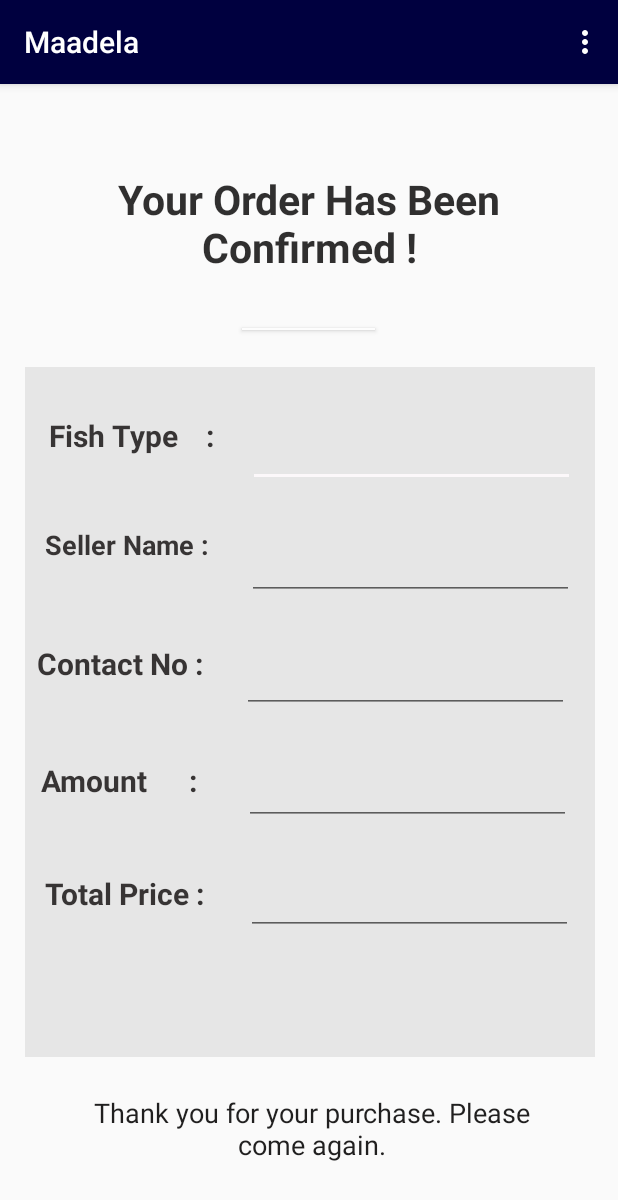
After one commit to HDLLakshan/Maadela, an Android app: the Fishy screen opened directly, with no data from a screen before it, on a phone screen of 412 x 824 dp. The commit adds this screen. Shown: the top 1200 px of the screen. Run offline under Robolectric (Android 15) with nearby library versions, the phone set to English and light mode, and no system bars.

Commit message:
Ordering function is added

```diff
--- a/app/src/main/AndroidManifest.xml
+++ b/app/src/main/AndroidManifest.xml
@@ -15,7 +15,9 @@
         android:roundIcon="@mipmap/ic_launcher_round"
         android:supportsRtl="true"
         android:theme="@style/AppTheme">
-        <activity android:name=".MapSearched"></activity>
+        <activity android:name=".AdvanceOrder"></activity>
+        <activity android:name=".OrderConfirmMain" />
+        <activity android:name=".MapSearched" />
 
         <meta-data
             android:name="com.google.android.geo.API_KEY"
--- /dev/null
+++ b/app/src/main/java/com/example/maadela/Fishy.java
@@ -0,0 +1,26 @@
+package com.example.maadela;
+
+import android.content.Context;
+import android.net.Uri;
+import android.os.Bundle;
+
+import androidx.fragment.app.Fragment;
+
+import android.view.LayoutInflater;
+import android.view.View;
+import android.view.ViewGroup;
+
+
+/**
+ * A simple {@link Fragment} subclass.
+ */
+public class Fishy extends Fragment {
+
+    @Override
+    public View onCreateView(LayoutInflater inflater, ViewGroup container,
+                             Bundle savedInstanceState) {
+        // Inflate the layout for this fragment
+        return inflater.inflate(R.layout.fragment_fishy, container, false);
+    }
+
+}
--- /dev/null
+++ b/app/src/main/java/com/example/maadela/OrderConfirmMain.java
@@ -0,0 +1,62 @@
+package com.example.maadela;
+
+import androidx.appcompat.app.AppCompatActivity;
+import androidx.fragment.app.FragmentManager;
+import androidx.fragment.app.FragmentTransaction;
+
+import android.os.Bundle;
+import android.view.Menu;
+import android.view.MenuItem;
+import android.view.View;
+import android.widget.Button;
+
+public class OrderConfirmMain extends AppCompatActivity {
+
+
+    boolean status = false;
+    Button bn;
+
+    @Override
+    protected void onCreate(Bundle savedInstanceState) {
+        super.onCreate(savedInstanceState);
+        setContentView(R.layout.activity_order_confirm_main);
+
+
+        bn = (Button)findViewById(R.id.button);
+        bn.setOnClickListener(new View.OnClickListener() {
+            @Override
+            public void onClick(View view) {
+
+                FragmentManager fragmentManager =  getSupportFragmentManager();
+                FragmentTransaction fragmentTransaction = fragmentManager.beginTransaction();
+                if(!status){
+                    Fishy  confirm  = new Fishy();
+                    fragmentTransaction.add(R.id.fishyF,confirm);
+                    fragmentTransaction.commit();
+                }
+            }
+        });
+    }
+
+    @Override
+    public boolean onCreateOptionsMenu(Menu menu) {
+        // Inflate the menu; this adds items to the action bar if it is present.
+        getMenuInflater().inflate(R.menu.orderc, menu);
+        return true;
+    }
+
+    @Override
+    public boolean onOptionsItemSelected(MenuItem item) {
+        // Handle action bar item clicks here. The action bar will
+        // automatically handle clicks on the Home/Up button, so long
+        // as you specify a parent activity in AndroidManifest.xml.
+        int id = item.getItemId();
+
+        //noinspection SimplifiableIfStatement
+        if (id == R.id.action_settings) {
+            return true;
+        }
+
+        return super.onOptionsItemSelected(item);
+    }
+}
--- /dev/null
+++ b/app/src/main/res/layout/activity_order_confirm_main.xml
@@ -0,0 +1,82 @@
+<?xml version="1.0" encoding="utf-8"?>
+<androidx.constraintlayout.widget.ConstraintLayout xmlns:android="http://schemas.android.com/apk/res/android"
+    xmlns:app="http://schemas.android.com/apk/res-auto"
+    xmlns:tools="http://schemas.android.com/tools"
+    android:layout_width="match_parent"
+    android:layout_height="match_parent"
+    tools:context=".OrderConfirmMain">
+
+    <TextView
+        android:id="@+id/textView5"
+        android:layout_width="321dp"
+        android:layout_height="83dp"
+        android:layout_marginStart="69dp"
+        android:layout_marginTop="58dp"
+        android:layout_marginEnd="69dp"
+        android:layout_marginBottom="558dp"
+        android:text="Your Order Has Been Confirmed !"
+        android:textAlignment="center"
+        android:textColor="#DC0F0E0E"
+        android:textSize="27sp"
+        android:textStyle="bold"
+        app:layout_constraintBottom_toBottomOf="parent"
+        app:layout_constraintEnd_toEndOf="parent"
+        app:layout_constraintStart_toStartOf="parent"
+        app:layout_constraintTop_toTopOf="parent"
+        app:layout_constraintVertical_bias="0.0" />
+
+    <Button
+        android:id="@+id/button"
+        android:layout_width="0dp"
+        android:layout_height="1dp"
+        android:layout_marginStart="161dp"
+        android:layout_marginTop="2dp"
+        android:layout_marginEnd="162dp"
+        android:layout_marginBottom="2dp"
+        android:background="#EBFFFFFF"
+        android:scrollbarThumbHorizontal="@android:color/background_light"
+        android:text="View Order"
+        android:textColor="#C6FFFFFF"
+        android:textColorHighlight="#FFFCFC"
+        android:textColorHint="#FFFFFF"
+        android:textSize="18sp"
+        app:layout_constraintBottom_toTopOf="@+id/Fafa"
+        app:layout_constraintEnd_toEndOf="parent"
+        app:layout_constraintStart_toStartOf="parent"
+        app:layout_constraintTop_toBottomOf="@+id/textView5" />
+
+    <fragment
+        android:id="@+id/Fafa"
+        android:name="com.example.maadela.Fishy"
+        android:layout_width="380dp"
+        android:layout_height="460dp"
+        android:layout_marginStart="8dp"
+        android:layout_marginTop="3dp"
+        android:layout_marginEnd="8dp"
+        android:layout_marginBottom="100dp"
+        app:layout_constraintBottom_toBottomOf="parent"
+        app:layout_constraintEnd_toEndOf="parent"
+        app:layout_constraintHorizontal_bias="0.533"
+        app:layout_constraintStart_toStartOf="parent"
+        app:layout_constraintTop_toBottomOf="@+id/button"
+        app:layout_constraintVertical_bias="0.154" />
+
+    <TextView
+        android:id="@+id/textView2"
+        android:layout_width="317dp"
+        android:layout_height="64dp"
+        android:layout_marginStart="45dp"
+        android:layout_marginTop="17dp"
+        android:layout_marginEnd="41dp"
+        android:layout_marginBottom="23dp"
+        android:text="Thank you for your purchase. Please come again."
+        android:textAlignment="center"
+        android:textColor="#ED0F0E0E"
+        android:textSize="18sp"
+        app:layout_constraintBottom_toBottomOf="parent"
+        app:layout_constraintEnd_toEndOf="parent"
+        app:layout_constraintStart_toStartOf="parent"
+        app:layout_constraintTop_toBottomOf="@+id/Fafa" />
+
+
+</androidx.constraintlayout.widget.ConstraintLayout>
--- a/app/src/main/res/layout/content_search_navi.xml
+++ b/app/src/main/res/layout/content_search_navi.xml
@@ -54,9 +54,10 @@
         android:layout_marginEnd="125dp"
         android:layout_marginBottom="227dp"
         android:background="@drawable/button_border"
+        android:onClick="sendOrderMessage"
         android:text="Order"
+        android:textColor="#FFFFFF"
         android:textSize="30sp"
-        android:textColor="#FFFFFF"
         app:layout_constraintBottom_toBottomOf="parent"
         app:layout_constraintEnd_toEndOf="parent"
         app:layout_constraintStart_toStartOf="parent"
--- /dev/null
+++ b/app/src/main/res/layout/fragment_fishy.xml
@@ -0,0 +1,185 @@
+<?xml version="1.0" encoding="utf-8"?>
+<androidx.constraintlayout.widget.ConstraintLayout xmlns:android="http://schemas.android.com/apk/res/android"
+    xmlns:app="http://schemas.android.com/apk/res-auto"
+    xmlns:tools="http://schemas.android.com/tools"
+    android:id="@+id/fishyF"
+    android:layout_width="380dp"
+    android:layout_height="460dp"
+    android:background="#E6E6E6"
+    tools:context=".Fishy">
+
+    <TextView
+        android:id="@+id/textView"
+        android:layout_width="129dp"
+        android:layout_height="48dp"
+        android:layout_marginStart="16dp"
+        android:layout_marginTop="32dp"
+        android:layout_marginEnd="235dp"
+        android:layout_marginBottom="380dp"
+        android:text="Fish Type    :"
+        android:textColor="#D00F0B0B"
+        android:textSize="20dp"
+        android:textStyle="bold"
+        app:layout_constraintBottom_toBottomOf="parent"
+        app:layout_constraintEnd_toEndOf="parent"
+        app:layout_constraintStart_toStartOf="parent"
+        app:layout_constraintTop_toTopOf="parent" />
+
+    <TextView
+        android:id="@+id/textView3"
+        android:layout_width="131dp"
+        android:layout_height="48dp"
+        android:layout_marginStart="16dp"
+        android:layout_marginTop="27dp"
+        android:layout_marginEnd="238dp"
+        android:layout_marginBottom="308dp"
+        android:text="Seller Name :"
+        android:textColor="#D00F0B0B"
+        android:textSize="18sp"
+        android:textStyle="bold"
+        app:layout_constraintBottom_toBottomOf="parent"
+        app:layout_constraintEnd_toEndOf="parent"
+        app:layout_constraintStart_toStartOf="parent"
+        app:layout_constraintTop_toBottomOf="@+id/textView" />
+
+    <EditText
+        android:id="@+id/FishType"
+        android:layout_width="218dp"
+        android:layout_height="48dp"
+        android:layout_marginStart="5dp"
+        android:layout_marginTop="32dp"
+        android:layout_marginEnd="16dp"
+        android:layout_marginBottom="380dp"
+        android:ems="10"
+        android:inputType="textPersonName"
+        android:textColor="#D00F0B0B"
+        android:textSize="20sp"
+        android:textStyle="bold"
+        app:layout_constraintBottom_toBottomOf="parent"
+        app:layout_constraintEnd_toEndOf="parent"
+        app:layout_constraintStart_toEndOf="@+id/textView"
+        app:layout_constraintTop_toTopOf="parent" />
+
+    <EditText
+        android:id="@+id/SellerName"
+        android:layout_width="218dp"
+        android:layout_height="48dp"
+        android:layout_marginStart="5dp"
+        android:layout_marginTop="27dp"
+        android:layout_marginEnd="16dp"
+        android:layout_marginBottom="305dp"
+        android:ems="10"
+        android:inputType="textPersonName"
+        android:textColor="#D00F0B0B"
+        android:textSize="20sp"
+        android:textStyle="bold"
+        app:layout_constraintBottom_toBottomOf="parent"
+        app:layout_constraintEnd_toEndOf="parent"
+        app:layout_constraintStart_toEndOf="@+id/textView3"
+        app:layout_constraintTop_toBottomOf="@+id/FishType" />
+
+    <TextView
+        android:id="@+id/textView4"
+        android:layout_width="129dp"
+        android:layout_height="48dp"
+        android:layout_marginStart="16dp"
+        android:layout_marginTop="27dp"
+        android:layout_marginEnd="251dp"
+        android:layout_marginBottom="225dp"
+        android:text="Contact No :"
+        android:textColor="#D00F0B0B"
+        android:textSize="20sp"
+        android:textStyle="bold"
+        app:layout_constraintBottom_toBottomOf="parent"
+        app:layout_constraintEnd_toEndOf="parent"
+        app:layout_constraintStart_toStartOf="parent"
+        app:layout_constraintTop_toBottomOf="@+id/textView3" />
+
+    <EditText
+        android:id="@+id/ContactNo"
+        android:layout_width="218dp"
+        android:layout_height="48dp"
+        android:layout_marginStart="5dp"
+        android:layout_marginTop="27dp"
+        android:layout_marginEnd="16dp"
+        android:layout_marginBottom="230dp"
+        android:ems="10"
+        android:inputType="textPersonName"
+        android:textColor="#D00F0B0B"
+        android:textSize="20sp"
+        android:textStyle="bold"
+        app:layout_constraintBottom_toBottomOf="parent"
+        app:layout_constraintEnd_toEndOf="parent"
+        app:layout_constraintStart_toEndOf="@+id/textView4"
+        app:layout_constraintTop_toBottomOf="@+id/SellerName" />
+
+    <TextView
+        android:id="@+id/textView6"
+        android:layout_width="129dp"
+        android:layout_height="48dp"
+        android:layout_marginTop="27dp"
+        android:layout_marginEnd="240dp"
+        android:layout_marginBottom="146dp"
+        android:text="Amount      :"
+        android:textColor="#D00F0B0B"
+        android:textSize="20sp"
+        android:textStyle="bold"
+        app:layout_constraintBottom_toBottomOf="parent"
+        app:layout_constraintEnd_toEndOf="parent"
+        app:layout_constraintTop_toBottomOf="@+id/textView4"
+        app:layout_constraintVertical_bias="0.428" />
+
+    <EditText
+        android:id="@+id/Amount"
+        android:layout_width="218dp"
+        android:layout_height="48dp"
+        android:layout_marginStart="5dp"
+        android:layout_marginTop="27dp"
+        android:layout_marginEnd="16dp"
+        android:layout_marginBottom="155dp"
+        android:ems="10"
+        android:inputType="textPersonName"
+        android:textColor="#D00F0B0B"
+        android:textSize="20sp"
+        android:textStyle="bold"
+        app:layout_constraintBottom_toBottomOf="parent"
+        app:layout_constraintEnd_toEndOf="parent"
+        app:layout_constraintStart_toEndOf="@+id/textView6"
+        app:layout_constraintTop_toBottomOf="@+id/ContactNo" />
+
+    <TextView
+        android:id="@+id/textView7"
+        android:layout_width="129dp"
+        android:layout_height="48dp"
+        android:layout_marginStart="16dp"
+        android:layout_marginTop="27dp"
+        android:layout_marginEnd="240dp"
+        android:layout_marginBottom="75dp"
+        android:text="Total Price :"
+        android:textColor="#D00F0B0B"
+        android:textSize="20sp"
+        android:textStyle="bold"
+        app:layout_constraintBottom_toBottomOf="parent"
+        app:layout_constraintEnd_toEndOf="parent"
+        app:layout_constraintStart_toStartOf="parent"
+        app:layout_constraintTop_toBottomOf="@+id/textView6" />
+
+    <EditText
+        android:id="@+id/totalPrice"
+        android:layout_width="218dp"
+        android:layout_height="48dp"
+        android:layout_marginStart="5dp"
+        android:layout_marginTop="27dp"
+        android:layout_marginEnd="16dp"
+        android:layout_marginBottom="83dp"
+        android:ems="10"
+        android:inputType="textPersonName"
+        android:textColor="#D00F0B0B"
+        android:textSize="20sp"
+        android:textStyle="bold"
+        app:layout_constraintBottom_toBottomOf="parent"
+        app:layout_constraintEnd_toEndOf="parent"
+        app:layout_constraintStart_toEndOf="@+id/textView7"
+        app:layout_constraintTop_toBottomOf="@+id/Amount" />
+
+</androidx.constraintlayout.widget.ConstraintLayout>
--- /dev/null
+++ b/app/src/main/res/menu/orderc.xml
@@ -0,0 +1,10 @@
+<menu xmlns:android="http://schemas.android.com/apk/res/android"
+    xmlns:app="http://schemas.android.com/apk/res-auto"
+    xmlns:tools="http://schemas.android.com/tools"
+    tools:context="com.example.maadela.OrderConfirmMain">
+    <item
+        android:id="@+id/action_settings"
+        android:orderInCategory="100"
+        android:title="@string/action_settings"
+        app:showAsAction="never" />
+</menu>
```
Also changed, not shown: app/src/main/java/com/example/maadela/AdvanceOrder.java (added, +48 -0 lines), app/src/main/java/com/example/maadela/CustomOnItemSelectedListener.java (added, +21 -0 lines), app/src/main/java/com/example/maadela/DateDialog.java (added, +40 -0 lines), app/src/main/java/com/example/maadela/SearchNavi.java (+8 -0 lines), app/src/main/res/layout/activity_advance_order.xml (added, +157 -0 lines), app/src/main/res/values/strings.xml (+19 -0 lines).
